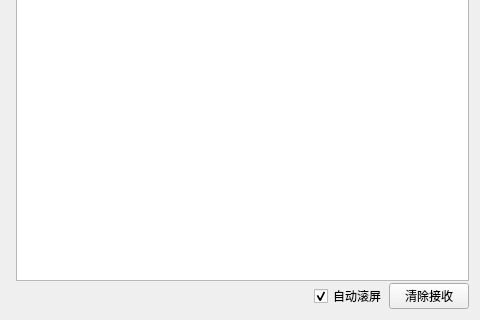
First picture: the form in FormDataLog.ui, repository Sadaharuuu/PinHZ, before the edit; both pictures show x 120 to 600 and y 280 to 600 of the 600 by 600 pixel window.
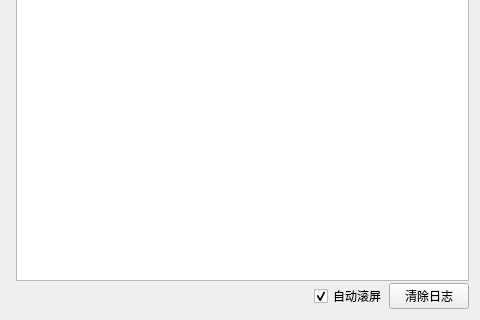
Second picture: the form after the edit. Icons and pictures are not drawn.

```diff
--- a/FormDataLog.ui
+++ b/FormDataLog.ui
@@ -196,7 +196,7 @@
        <item>
         <widget class="QPushButton" name="button_clear">
          <property name="text">
-          <string>清除接收</string>
+          <string>清除日志</string>
          </property>
         </widget>
        </item>
```
